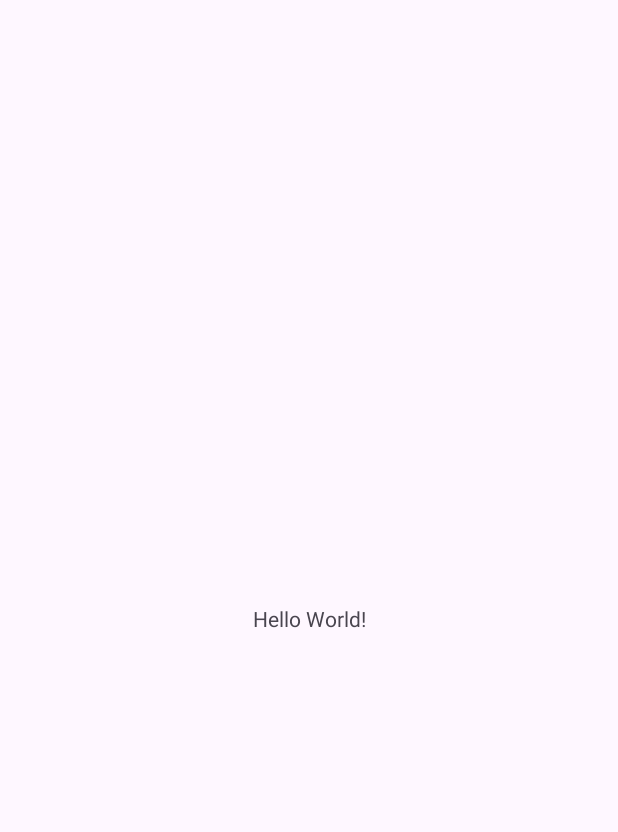
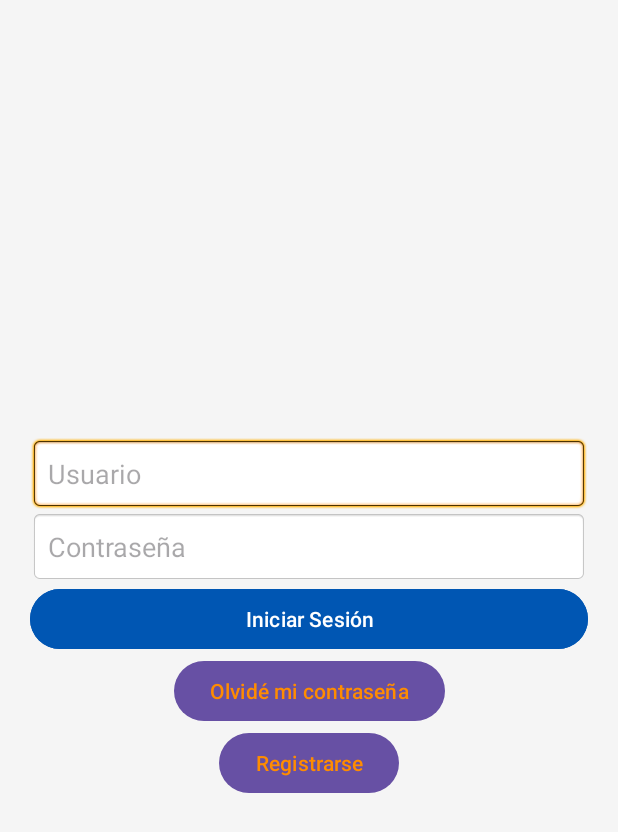
Before and after one commit to Lucas-Alvarez-Persico/DeRemate_Front_Android, an Android app: the screen it shows after launch (MainActivity), on a phone screen of 412 x 824 dp. Before the commit the part shown is almost empty. Shown: the top 832 px of the screen. Run offline under Robolectric (Android 15) with nearby library versions, the phone set to English and light mode, and no system bars.

Commit message:
Inicio de App

```diff
--- a/app/src/main/java/com/example/deremate/MainActivity.java
+++ b/app/src/main/java/com/example/deremate/MainActivity.java
@@ -1,12 +1,12 @@
 package com.example.deremate;
 
 import android.os.Bundle;
-
+import android.view.View;
+import android.widget.Button;
+import android.widget.EditText;
+import android.widget.Toast;
 import androidx.activity.EdgeToEdge;
 import androidx.appcompat.app.AppCompatActivity;
-import androidx.core.graphics.Insets;
-import androidx.core.view.ViewCompat;
-import androidx.core.view.WindowInsetsCompat;
 
 public class MainActivity extends AppCompatActivity {
 
@@ -15,10 +15,42 @@ public class MainActivity extends AppCompatActivity {
         super.onCreate(savedInstanceState);
         EdgeToEdge.enable(this);
         setContentView(R.layout.activity_main);
-        ViewCompat.setOnApplyWindowInsetsListener(findViewById(R.id.main), (v, insets) -> {
-            Insets systemBars = insets.getInsets(WindowInsetsCompat.Type.systemBars());
-            v.setPadding(systemBars.left, systemBars.top, systemBars.right, systemBars.bottom);
-            return insets;
+
+        EditText etUsuario = findViewById(R.id.et_usuario);
+        EditText etContrasena = findViewById(R.id.et_contrasena);
+        Button btnLogin = findViewById(R.id.btn_login);
+        Button btnOlvidar = findViewById(R.id.btn_olvidar);
+        Button btnRegistro = findViewById(R.id.btn_registro);
+
+        btnLogin.setOnClickListener(new View.OnClickListener() {
+            @Override
+            public void onClick(View v) {
+                String usuario = etUsuario.getText().toString();
+                String contrasena = etContrasena.getText().toString();
+
+                if (!usuario.isEmpty() && !contrasena.isEmpty()) {
+                    Toast.makeText(MainActivity.this, "Iniciando sesión...", Toast.LENGTH_SHORT).show();
+                    // Aquí puedes agregar lógica de autenticación con Firebase o API
+                } else {
+                    Toast.makeText(MainActivity.this, "Completa todos los campos", Toast.LENGTH_SHORT).show();
+                }
+            }
+        });
+
+        btnOlvidar.setOnClickListener(new View.OnClickListener() {
+            @Override
+            public void onClick(View v) {
+                Toast.makeText(MainActivity.this, "Redirigiendo a recuperación de contraseña...", Toast.LENGTH_SHORT).show();
+                // Agregar intent para abrir la pantalla de recuperación
+            }
+        });
+
+        btnRegistro.setOnClickListener(new View.OnClickListener() {
+            @Override
+            public void onClick(View v) {
+                Toast.makeText(MainActivity.this, "Redirigiendo a registro...", Toast.LENGTH_SHORT).show();
+                // Agregar intent para abrir la pantalla de registro
+            }
         });
     }
 }
--- a/app/src/main/res/layout/activity_main.xml
+++ b/app/src/main/res/layout/activity_main.xml
@@ -5,15 +5,82 @@
     android:id="@+id/main"
     android:layout_width="match_parent"
     android:layout_height="match_parent"
-    tools:context=".MainActivity">
+    tools:context=".MainActivity"
+    android:padding="20dp"
+    android:background="@color/background">
 
-    <TextView
-        android:layout_width="wrap_content"
+    <androidx.constraintlayout.widget.ConstraintLayout
+        android:layout_width="0dp"
         android:layout_height="wrap_content"
-        android:text="Hello World!"
+        app:layout_constraintTop_toTopOf="parent"
         app:layout_constraintBottom_toBottomOf="parent"
-        app:layout_constraintEnd_toEndOf="parent"
         app:layout_constraintStart_toStartOf="parent"
-        app:layout_constraintTop_toTopOf="parent" />
+        app:layout_constraintEnd_toEndOf="parent">
+
+        <!-- Campo de usuario -->
+        <EditText
+            android:id="@+id/et_usuario"
+            android:layout_width="0dp"
+            android:layout_height="wrap_content"
+            android:hint="Usuario"
+            android:inputType="text"
+            android:padding="12dp"
+            android:background="@android:drawable/editbox_background"
+            android:textColor="@color/text"
+            app:layout_constraintTop_toTopOf="parent"
+            app:layout_constraintStart_toStartOf="parent"
+            app:layout_constraintEnd_toEndOf="parent" />
+
+        <!-- Campo de contraseña -->
+        <EditText
+            android:id="@+id/et_contrasena"
+            android:layout_width="0dp"
+            android:layout_height="wrap_content"
+            android:hint="Contraseña"
+            android:inputType="textPassword"
+            android:padding="12dp"
+            android:background="@android:drawable/editbox_background"
+            android:textColor="@color/text"
+            app:layout_constraintTop_toBottomOf="@id/et_usuario"
+            app:layout_constraintStart_toStartOf="parent"
+            app:layout_constraintEnd_toEndOf="parent" />
+
+        <!-- Botón de enviar -->
+        <Button
+            android:id="@+id/btn_login"
+            android:layout_width="0dp"
+            android:layout_height="wrap_content"
+            android:text="Iniciar Sesión"
+            android:backgroundTint="@color/button"
+            android:textColor="@android:color/white"
+            app:layout_constraintTop_toBottomOf="@id/et_contrasena"
+            app:layout_constraintStart_toStartOf="parent"
+            app:layout_constraintEnd_toEndOf="parent" />
+
+        <!-- Botón de 'Olvidé mi contraseña' -->
+        <Button
+            android:id="@+id/btn_olvidar"
+            android:layout_width="wrap_content"
+            android:layout_height="wrap_content"
+            android:text="Olvidé mi contraseña"
+            android:background="@null"
+            android:textColor="@color/secondary"
+            app:layout_constraintTop_toBottomOf="@id/btn_login"
+            app:layout_constraintStart_toStartOf="parent"
+            app:layout_constraintEnd_toEndOf="parent" />
+
+        <!-- Botón de 'Registro' -->
+        <Button
+            android:id="@+id/btn_registro"
+            android:layout_width="wrap_content"
+            android:layout_height="wrap_content"
+            android:text="Registrarse"
+            android:background="@null"
+            android:textColor="@color/secondary"
+            app:layout_constraintTop_toBottomOf="@id/btn_olvidar"
+            app:layout_constraintStart_toStartOf="parent"
+            app:layout_constraintEnd_toEndOf="parent" />
+
+    </androidx.constraintlayout.widget.ConstraintLayout>
 
 </androidx.constraintlayout.widget.ConstraintLayout>
--- a/app/src/main/res/values/colors.xml
+++ b/app/src/main/res/values/colors.xml
@@ -1,5 +1,9 @@
 <?xml version="1.0" encoding="utf-8"?>
 <resources>
-    <color name="black">#FF000000</color>
-    <color name="white">#FFFFFFFF</color>
+    <color name="primary">#007BFF</color>       <!-- Azul vibrante -->
+    <color name="secondary">#FF8C00</color>     <!-- Naranja fuerte -->
+    <color name="background">#F5F5F5</color>    <!-- Gris claro -->
+    <color name="text">#212121</color>         <!-- Negro suave -->
+    <color name="button">#0056B3</color>        <!-- Azul más oscuro para botones -->
+
 </resources>
```
Also changed, not shown: 1 other file.
